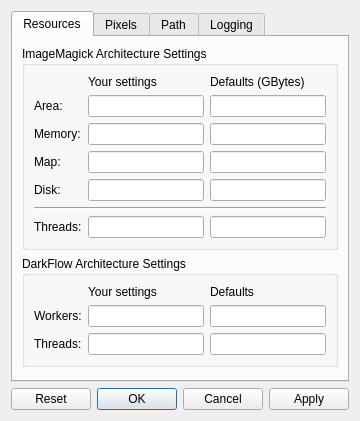
Qt form ui/preferences.ui (ploki/darkflow) before a commit.
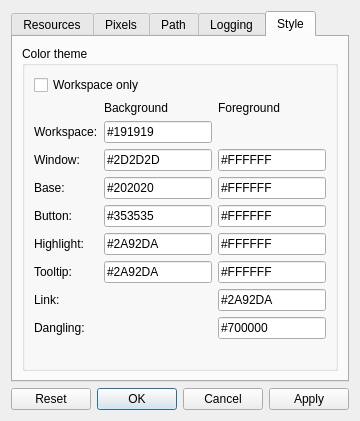
The same form after that commit. The open tabs and pages were chosen to show the change.

Commit message: Style and palette customization. defaults to dark theme

The edit to the form file:
```diff
--- a/ui/preferences.ui
+++ b/ui/preferences.ui
@@ -587,6 +587,203 @@
        </item>
       </layout>
      </widget>
+     <widget class="QWidget" name="tab_2">
+      <attribute name="title">
+       <string>Style</string>
+      </attribute>
+      <layout class="QVBoxLayout" name="verticalLayout_4">
+       <item>
+        <widget class="QGroupBox" name="groupBox_3">
+         <property name="title">
+          <string>Color theme</string>
+         </property>
+         <layout class="QGridLayout" name="gridLayout_2">
+          <item row="7" column="2">
+           <widget class="QLineEdit" name="lineToolTipText">
+            <property name="text">
+             <string>#FFFFFF</string>
+            </property>
+           </widget>
+          </item>
+          <item row="2" column="0">
+           <widget class="QLabel" name="label_4">
+            <property name="text">
+             <string>Workspace:</string>
+            </property>
+           </widget>
+          </item>
+          <item row="5" column="1">
+           <widget class="QLineEdit" name="lineButton">
+            <property name="text">
+             <string>#353535</string>
+            </property>
+           </widget>
+          </item>
+          <item row="6" column="1">
+           <widget class="QLineEdit" name="lineHighlight">
+            <property name="text">
+             <string>#2A92DA</string>
+            </property>
+           </widget>
+          </item>
+          <item row="10" column="0">
+           <spacer name="verticalSpacer_5">
+            <property name="orientation">
+             <enum>Qt::Vertical</enum>
+            </property>
+            <property name="sizeHint" stdset="0">
+             <size>
+              <width>20</width>
+              <height>40</height>
+             </size>
+            </property>
+           </spacer>
+          </item>
+          <item row="1" column="1">
+           <widget class="QLabel" name="label_2">
+            <property name="text">
+             <string>Background</string>
+            </property>
+           </widget>
+          </item>
+          <item row="2" column="1">
+           <widget class="QLineEdit" name="lineAlternateBase">
+            <property name="text">
+             <string>#191919</string>
+            </property>
+           </widget>
+          </item>
+          <item row="4" column="0">
+           <widget class="QLabel" name="label_5">
+            <property name="text">
+             <string>Base:</string>
+            </property>
+           </widget>
+          </item>
+          <item row="7" column="1">
+           <widget class="QLineEdit" name="lineToolTipBase">
+            <property name="text">
+             <string>#2A92DA</string>
+            </property>
+           </widget>
+          </item>
+          <item row="5" column="0">
+           <widget class="QLabel" name="label_6">
+            <property name="text">
+             <string>Button:</string>
+            </property>
+           </widget>
+          </item>
+          <item row="0" column="0" colspan="3">
+           <widget class="QCheckBox" name="checkBoxOnlyWorkspace">
+            <property name="text">
+             <string>Workspace only</string>
+            </property>
+           </widget>
+          </item>
+          <item row="6" column="0">
+           <widget class="QLabel" name="label_7">
+            <property name="text">
+             <string>Highlight:</string>
+            </property>
+           </widget>
+          </item>
+          <item row="5" column="2">
+           <widget class="QLineEdit" name="lineButtonText">
+            <property name="text">
+             <string>#FFFFFF</string>
+            </property>
+           </widget>
+          </item>
+          <item row="3" column="1">
+           <widget class="QLineEdit" name="lineWindow">
+            <property name="text">
+             <string>#2D2D2D</string>
+            </property>
+           </widget>
+          </item>
+          <item row="8" column="0">
+           <widget class="QLabel" name="label_9">
+            <property name="text">
+             <string>Link:</string>
+            </property>
+           </widget>
+          </item>
+          <item row="3" column="2">
+           <widget class="QLineEdit" name="lineWindowText">
+            <property name="text">
+             <string>#FFFFFF</string>
+            </property>
+           </widget>
+          </item>
+          <item row="1" column="2">
+           <widget class="QLabel" name="label_3">
+            <property name="text">
+             <string>Foreground</string>
+            </property>
+           </widget>
+          </item>
+          <item row="6" column="2">
+           <widget class="QLineEdit" name="lineHighlightedText">
+            <property name="text">
+             <string>#FFFFFF</string>
+            </property>
+           </widget>
+          </item>
+          <item row="4" column="1">
+           <widget class="QLineEdit" name="lineBase">
+            <property name="text">
+             <string>#202020</string>
+            </property>
+           </widget>
+          </item>
+          <item row="7" column="0">
+           <widget class="QLabel" name="label_8">
+            <property name="text">
+             <string>Tooltip:</string>
+            </property>
+           </widget>
+          </item>
+          <item row="4" column="2">
+           <widget class="QLineEdit" name="lineText">
+            <property name="text">
+             <string>#FFFFFF</string>
+            </property>
+           </widget>
+          </item>
+          <item row="3" column="0">
+           <widget class="QLabel" name="label">
+            <property name="text">
+             <string>Window:</string>
+            </property>
+           </widget>
+          </item>
+          <item row="8" column="2">
+           <widget class="QLineEdit" name="lineLink">
+            <property name="text">
+             <string>#2A92DA</string>
+            </property>
+           </widget>
+          </item>
+          <item row="9" column="0">
+           <widget class="QLabel" name="label_10">
+            <property name="text">
+             <string>Dangling:</string>
+            </property>
+           </widget>
+          </item>
+          <item row="9" column="2">
+           <widget class="QLineEdit" name="lineBrightText">
+            <property name="text">
+             <string>#700000</string>
+            </property>
+           </widget>
+          </item>
+         </layout>
+        </widget>
+       </item>
+      </layout>
+     </widget>
     </widget>
    </item>
    <item>
```
Left out of the diff: 16 changed lines with no effect on the pictures. The commit also changes 25 other files.
